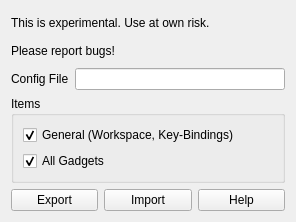
First picture: the form in ground/src/plugins/importexport/importexportgadgetwidget.ui, repository openpilot/OpenPilot, before the edit.
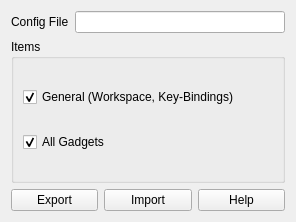
Second picture: the form after the edit.

Diff of the .ui file:
```diff
--- a/ground/src/plugins/importexport/importexportgadgetwidget.ui
+++ b/ground/src/plugins/importexport/importexportgadgetwidget.ui
@@ -14,24 +14,6 @@
    <string>Form</string>
   </property>
   <layout class="QVBoxLayout" name="verticalLayout_2">
-   <item>
-    <layout class="QVBoxLayout" name="verticalLayout">
-     <item>
-      <widget class="QLabel" name="label_2">
-       <property name="text">
-        <string>This is experimental. Use at own risk.</string>
-       </property>
-      </widget>
-     </item>
-     <item>
-      <widget class="QLabel" name="label_3">
-       <property name="text">
-        <string>Please report bugs!</string>
-       </property>
-      </widget>
-     </item>
-    </layout>
-   </item>
    <item>
     <layout class="QHBoxLayout" name="horizontalLayout_2">
      <item>
```
